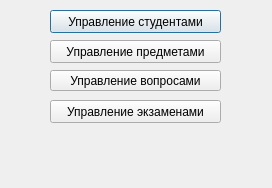
Above: gui_client/teacherwindow.ui from turok-m-a/tester-server before the change. Below: the same form after it.
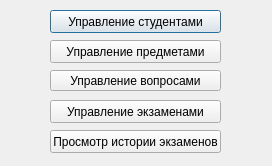
That is the form after the change.

Diff of the .ui file:
```diff
--- a/gui_client/teacherwindow.ui
+++ b/gui_client/teacherwindow.ui
@@ -7,7 +7,7 @@
     <x>0</x>
     <y>0</y>
     <width>272</width>
-    <height>188</height>
+    <height>166</height>
    </rect>
   </property>
   <property name="windowTitle">
@@ -68,6 +68,19 @@
     <string>Управление экзаменами</string>
    </property>
   </widget>
+  <widget class="QPushButton" name="pushButton_2">
+   <property name="geometry">
+    <rect>
+     <x>50</x>
+     <y>130</y>
+     <width>171</width>
+     <height>23</height>
+    </rect>
+   </property>
+   <property name="text">
+    <string>Просмотр истории экзаменов</string>
+   </property>
+  </widget>
  </widget>
  <resources/>
  <connections/>
```
